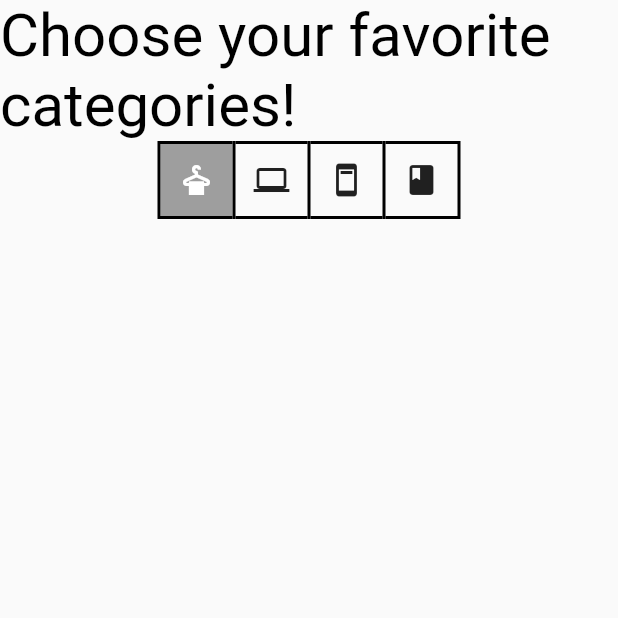
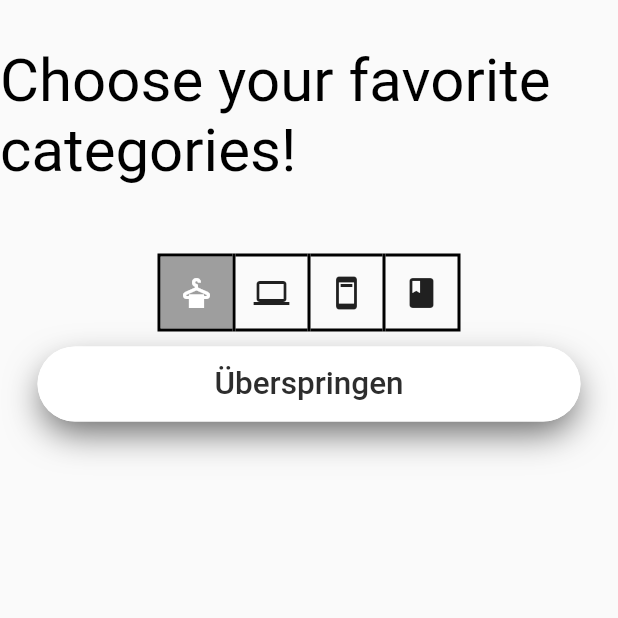
Before and after one commit to dimitarKolev99/flutter_project, a Flutter app: the screen it shows after launch, on a phone screen of 412 x 824 dp, the top half of it. Run offline on Flutter 3.47's test engine with Material 2 defaults, Android fonts, the phone set to English and light mode, and no system bars; our stand-ins replace flutter_local_notifications, google_fonts, line_awesome_flutter, mobx, shared_preferences, timezone; network calls fail.

Commit message:
button Ueberspringen #143

```diff
--- a/lib/view/welcome_screen.dart
+++ b/lib/view/welcome_screen.dart
@@ -24,24 +24,23 @@ class WelcomePage extends StatefulWidget {
 
 class _WelcomePageState extends State<WelcomePage> {
   List<bool> isSelected = [true, false, false, false];
-  List<IconData> iconList = [
-    Icons.dry_cleaning,
-    Icons.laptop,
-    Icons.ad_units,
-    Icons.book
-  ];
 
   @override
   Widget build(BuildContext context) {
     return Scaffold(
         body: ListView(children: <Widget>[
-      Text(
-        "Choose your favorite categories!",
-        style: TextStyle(
-          color: Colors.black,
-          fontSize: 40.0,
+      SizedBox(height: 30),
+      Align(
+        alignment: Alignment.topCenter,
+        child: Text(
+          "Choose your favorite categories!",
+          style: TextStyle(
+            color: Colors.black,
+            fontSize: 40.0,
+          ),
         ),
       ),
+      SizedBox(height: 45),
       Container(
         child: Column(
           mainAxisAlignment: MainAxisAlignment.spaceEvenly,
@@ -76,6 +75,43 @@ class _WelcomePageState extends State<WelcomePage> {
           ],
         ),
       ),
+      Container(
+        height: 50,
+        margin: EdgeInsets.symmetric(horizontal: 25, vertical: 10),
+        decoration: BoxDecoration(
+          borderRadius: BorderRadius.circular(33),
+          boxShadow: [
+            BoxShadow(
+              color: Colors.black.withOpacity(0.6),
+              offset: Offset(
+                0.0,
+                10.0,
+              ),
+              blurRadius: 20.0,
+              spreadRadius: -3.0,
+            ),
+          ],
+          color: ThemeChanger.textColor,
+        ),
+        child: TextButton(
+          onPressed: () {},
+          style: ButtonStyle(
+              backgroundColor:
+                  MaterialStateProperty.all(ThemeChanger.textColor),
+              foregroundColor:
+                  MaterialStateProperty.all(Color.fromRGBO(45, 45, 45, 1)),
+              shape: MaterialStateProperty.all<RoundedRectangleBorder>(
+                  RoundedRectangleBorder(
+                borderRadius: BorderRadius.circular(33),
+                //side: BorderSide(color: Colors.black)
+              )),
+              textStyle: MaterialStateProperty.all(TextStyle(
+                fontSize: 21,
+                fontWeight: FontWeight.w500,
+              ))),
+          child: Text("Überspringen"),
+        ),
+      ),
     ]));
   }
 }
```
